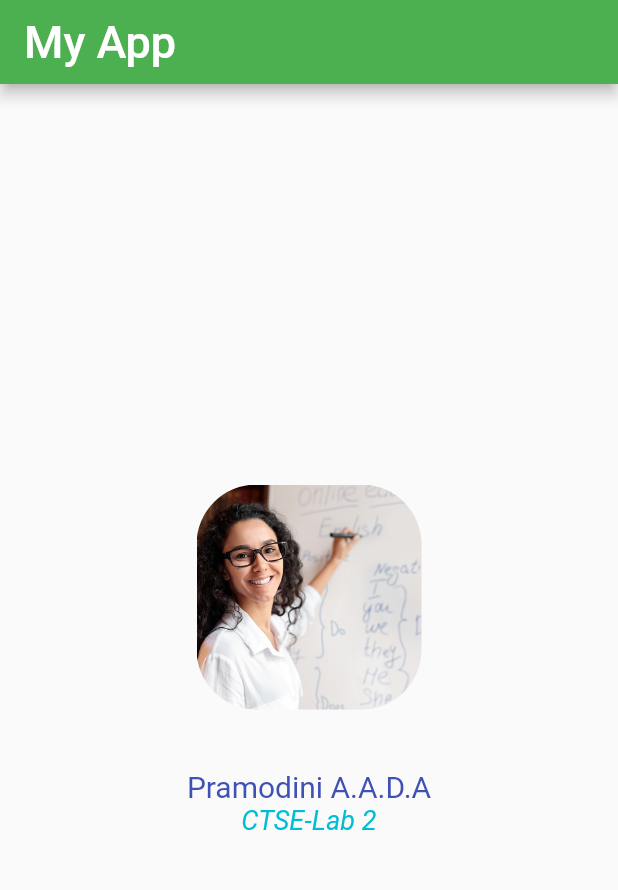
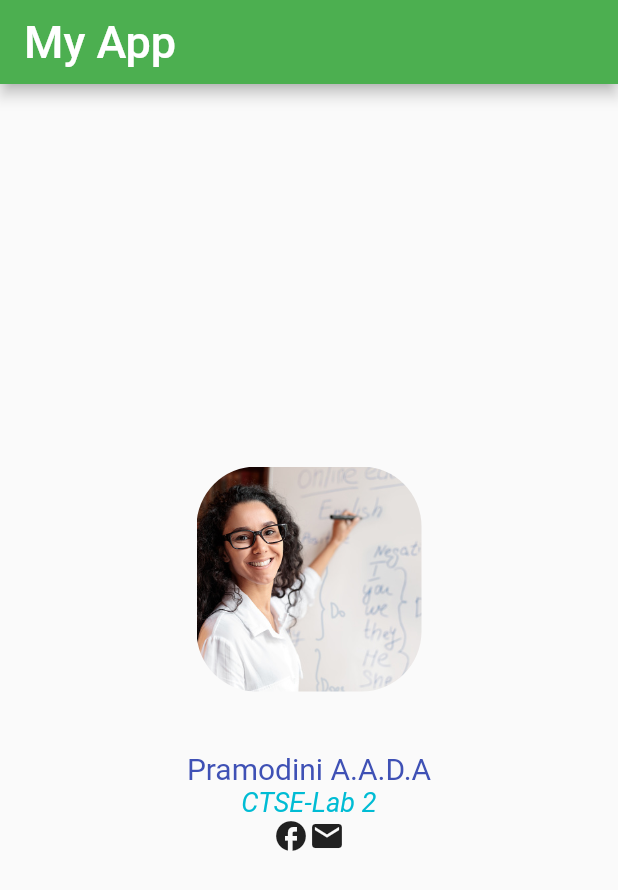
Before and after one commit to ashi1015/CTSE-Lab2, a Flutter app: the screen it shows after launch, on a phone screen of 412 x 824 dp. Shown: the top 890 px of the screen. Run offline on Flutter 3.47's test engine with Material 2 defaults, Android fonts, the phone set to English and light mode, and no system bars.

Commit message:
Update profile.dart
Icons added to profile

```diff
--- a/lib/pages/profile.dart
+++ b/lib/pages/profile.dart
@@ -35,7 +35,20 @@ class Profile extends StatelessWidget {
             "CTSE-Lab 2",
             style: TextStyle(
                 fontSize: 18, fontStyle: FontStyle.italic, color: Colors.cyan),
-          )
+          ),
+          Center(
+              child: Container(
+                  child: Row(
+            mainAxisAlignment: MainAxisAlignment.center,
+            children: [
+              Container(
+                child: Icon(Icons.facebook),
+              ),
+              Container(
+                child: Icon(Icons.email),
+              ),
+            ],
+          )))
         ],
       ),
     );
```
